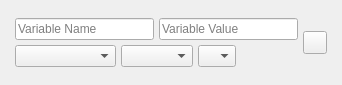
Old version of the form UI/Arduino/glitch-object-variable-arduino.ui in the repository textbrowser/glitch.
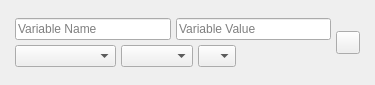
New version of the form. Icons and pictures are not drawn.

Diff of the .ui file:
```diff
--- a/UI/Arduino/glitch-object-variable-arduino.ui
+++ b/UI/Arduino/glitch-object-variable-arduino.ui
@@ -6,7 +6,7 @@
    <rect>
     <x>0</x>
     <y>0</y>
-    <width>342</width>
+    <width>375</width>
     <height>85</height>
    </rect>
   </property>
```
